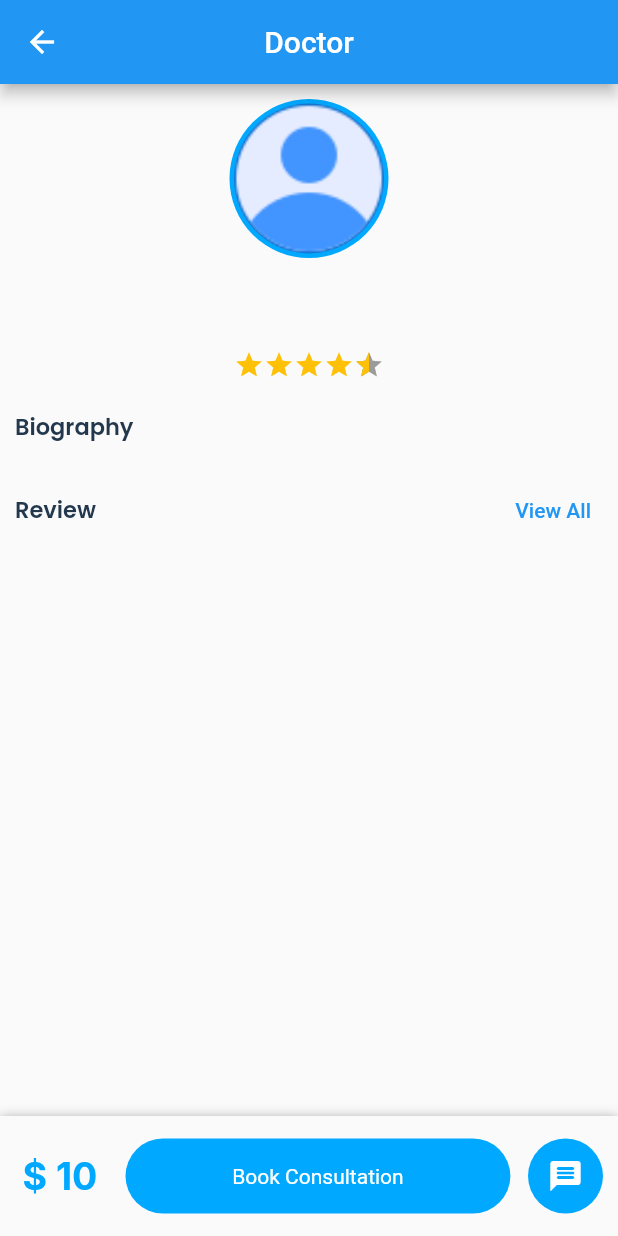
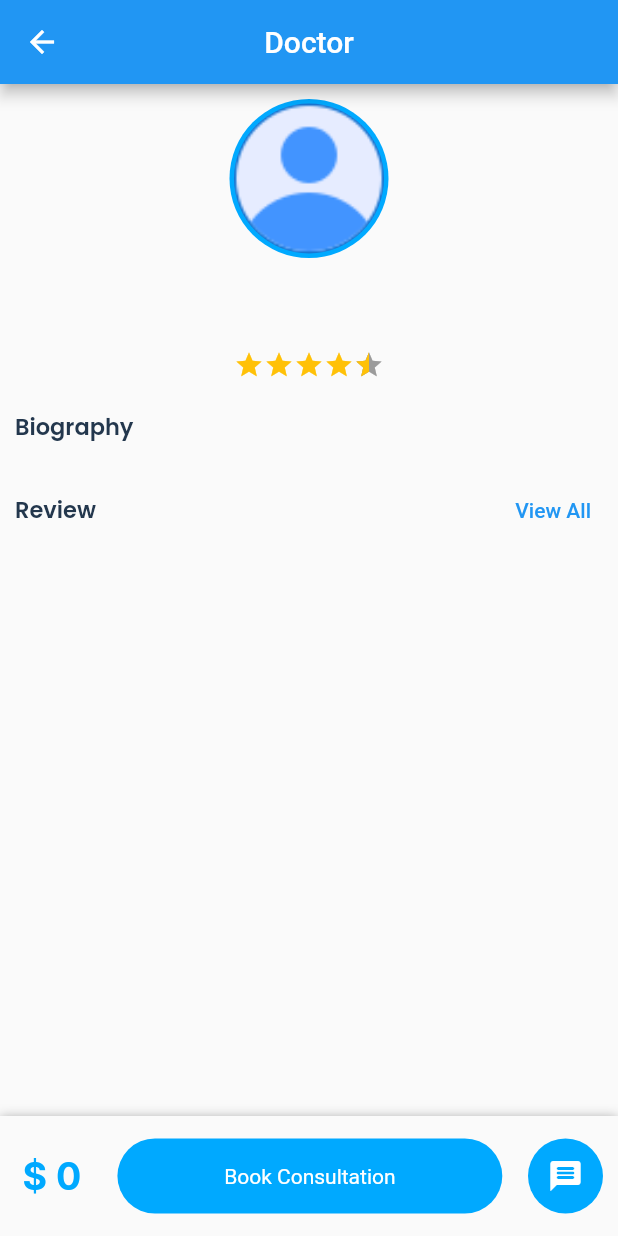
Before and after one commit to siddharthpatel001/Hallo_Doctor_Client_Firebase, a Flutter app: the DetailDoctorView screen opened directly with empty values, on a phone screen of 412 x 824 dp. Run offline on Flutter 3.47's test engine with Material 2 defaults, Android fonts, the phone set to English and light mode, and no system bars; drawn by our look-alikes of flutter_rating_bar; our stand-ins replace cached_network_image, carousel_slider, cloud_firestore, cloud_functions, date_picker_timeline, file_picker and 28 more; missing offline and left inert: agora_rtc_engine, flutter_callkit_incoming, flutter_firebase_chat_core, flutter_stripe; accounts and stored records are empty.

Commit message:
add doctor lowest price show

```diff
--- a/lib/app/modules/detail_doctor/views/detail_doctor_view.dart
+++ b/lib/app/modules/detail_doctor/views/detail_doctor_view.dart
@@ -5,6 +5,7 @@ import 'package:get/get.dart';
 import 'package:hallo_doctor_client/app/modules/detail_doctor/views/widgets/review_card.dart';
 import 'package:hallo_doctor_client/app/utils/constants/style_constants.dart';
 
+import '../../../utils/constants/constants.dart';
 import '../controllers/detail_doctor_controller.dart';
 
 class DetailDoctorView extends GetView<DetailDoctorController> {
@@ -116,10 +117,17 @@ class DetailDoctorView extends GetView<DetailDoctorController> {
               mainAxisAlignment: MainAxisAlignment.spaceBetween,
               children: [
                 Flexible(
-                  child: Text(
-                    '\$ 10',
-                    style: priceNumberTextStyle,
-                  ),
+                  child: controller.selectedDoctor.doctorPrice != null
+                      ? Text(
+                          currencySign +
+                              ' ' +
+                              controller.selectedDoctor.doctorPrice!.toString(),
+                          style: priceNumberTextStyle,
+                        )
+                      : Text(
+                          currencySign + ' 0',
+                          style: priceNumberTextStyle,
+                        ),
                   flex: 2,
                 ),
                 Expanded(
```
Also changed, not shown: lib/app/modules/consultation_date_picker/controllers/consultation_date_picker_controller.dart (+5 -3 lines).
